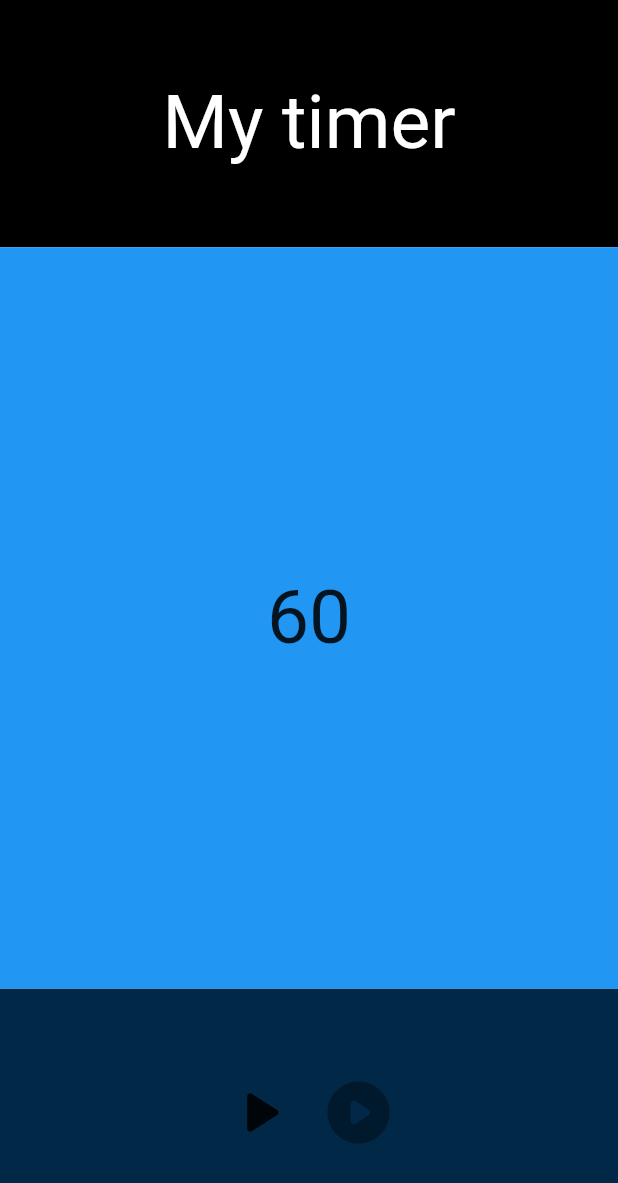
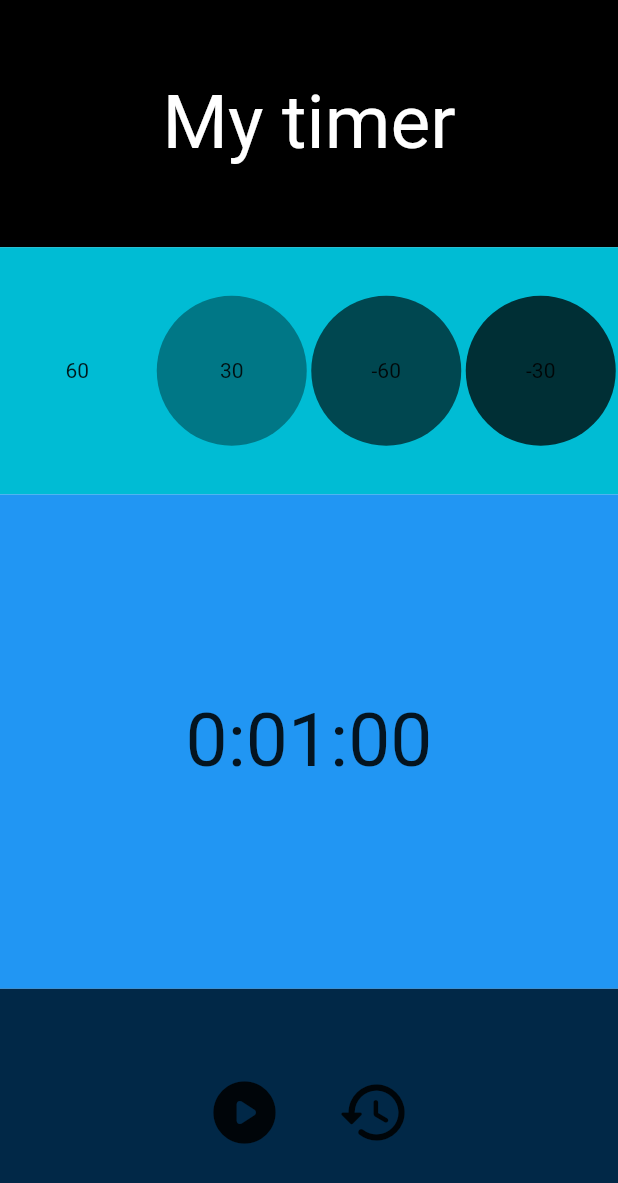
Before and after one commit to sejili/flutter_application_timer, a Flutter app: the screen it shows after launch, on a phone screen of 412 x 824 dp. Shown: the top 1183 px of the screen. Run offline on Flutter 3.47's test engine with Material 2 defaults, Android fonts, the phone set to English and light mode, and no system bars.

```diff
--- a/lib/main.dart
+++ b/lib/main.dart
@@ -14,23 +14,60 @@ class MyApp extends StatefulWidget {
 }
 
 class _MyAppState extends State<MyApp> {
-  int times = 1 * 60;
+  int times = 60;
   late Timer timer;
+  String timeView = '0:00:00';
+  bool isRunning = false;
 
   void timeStart() {
-    timer = Timer.periodic(const Duration(seconds: 1), (timer) {
+    if (isRunning) {
+      timeStop();
       setState(() {
-        print(times--);
+        isRunning = !isRunning;
       });
-    });
+    } else {
+      setState(() {
+        isRunning = !isRunning;
+      });
+      timer = Timer.periodic(const Duration(seconds: 1), (timer) {
+        //Timer.주기 Duration = 시간 명령어
+        setState(() {
+          timeView = Duration(seconds: times).toString().split('.').first;
+          times--;
+          if (times < 0) {
+            timeStop();
+            isRunning = !isRunning;
+          }
+        });
+      });
+    }
   }
 
   void timeStop() {
     timer.cancel();
   }
 
+  void tiemReset() {
+    setState(() {
+      if (timer == null) timeStop();
+      isRunning = false;
+      timeStop();
+      times = 60;
+      timeView = Duration(seconds: times).toString().split('.').first;
+    });
+  }
+
+  void addTime(int sec) {
+    times += sec;
+    times = times < 0 ? 0 : times;
+    setState(() {
+      timeView = Duration(seconds: times).toString().split('.').first;
+    });
+  }
+
   @override
   Widget build(BuildContext context) {
+    timeView = Duration(seconds: times).toString().split('.').first;
     return MaterialApp(
       home: Scaffold(
         body: Column(children: [
@@ -48,14 +85,33 @@ class _MyAppState extends State<MyApp> {
                 ),
               )),
           Flexible(
-              flex: 3,
+              flex: 1,
+              child: Container(
+                color: Colors.cyan,
+                width: double.infinity,
+                height: double.infinity,
+                child: Row(
+                  mainAxisAlignment: MainAxisAlignment.spaceAround,
+                  children: [
+                    timeButton(sec: 60, color: Colors.cyan),
+                    timeButton(
+                        sec: 30, color: const Color.fromARGB(255, 0, 119, 134)),
+                    timeButton(
+                        sec: -60, color: const Color.fromARGB(255, 0, 71, 80)),
+                    timeButton(
+                        sec: -30, color: const Color.fromARGB(255, 0, 47, 53)),
+                  ],
+                ),
+              )),
+          Flexible(
+              flex: 2,
               child: Container(
                 width: double.infinity,
                 height: double.infinity,
                 color: Colors.blue,
                 child: Center(
                   child: Text(
-                    '$times',
+                    timeView,
                     style: const TextStyle(fontSize: 50),
                   ),
                 ),
@@ -70,14 +126,24 @@ class _MyAppState extends State<MyApp> {
                   child: Row(
                     mainAxisAlignment: MainAxisAlignment.center,
                     children: [
+                      if (isRunning)
+                        IconButton(
+                          onPressed: timeStart,
+                          icon: const Icon(Icons.pause_circle_rounded),
+                          iconSize: 50,
+                        )
+                      else if (!isRunning)
+                        IconButton(
+                          onPressed: timeStart,
+                          icon: const Icon(Icons.play_circle_rounded),
+                          iconSize: 50,
+                        ),
+                      const SizedBox(
+                        width: 20,
+                      ),
                       IconButton(
-                        onPressed: timeStart,
-                        icon: const Icon(Icons.play_arrow_rounded),
-                        iconSize: 50,
-                      ),
-                      const IconButton(
-                        onPressed: null,
-                        icon: Icon(Icons.play_circle_rounded),
+                        onPressed: tiemReset,
+                        icon: const Icon(Icons.restore_rounded),
                         iconSize: 50,
                       )
                     ],
@@ -88,4 +154,16 @@ class _MyAppState extends State<MyApp> {
       ),
     );
   }
+
+  GestureDetector timeButton({required int sec, required Color color}) {
+    return GestureDetector(
+      onTap: () => addTime(sec),
+      child: Container(
+        width: 100,
+        height: 100,
+        decoration: BoxDecoration(shape: BoxShape.circle, color: color),
+        child: Center(child: Text('$sec')),
+      ),
+    );
+  }
 }
```
